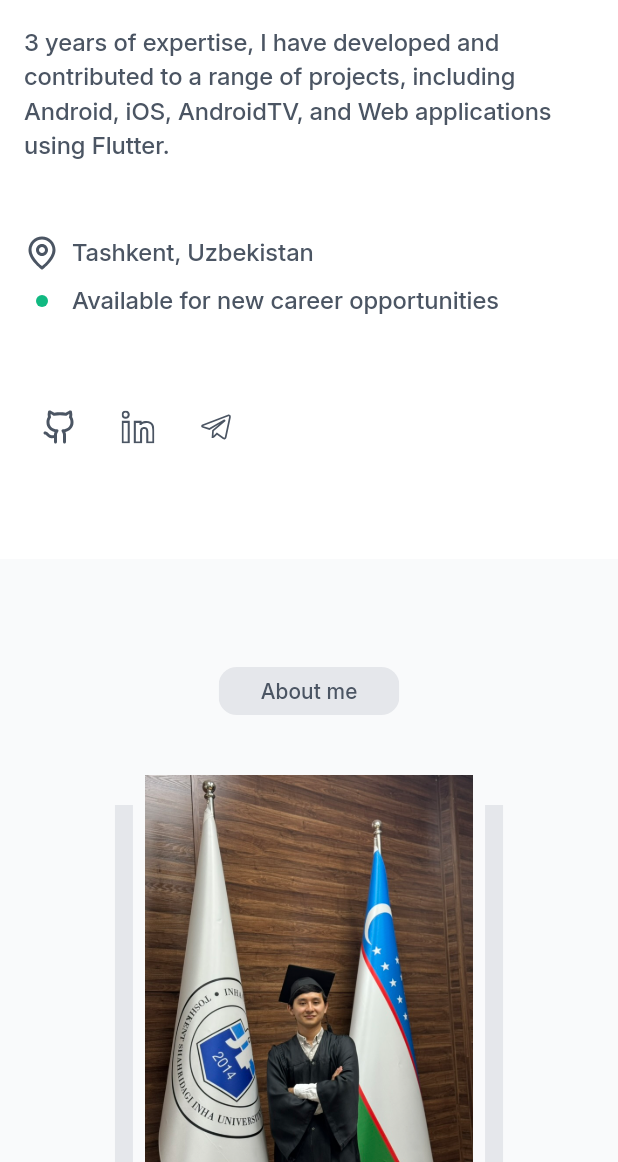
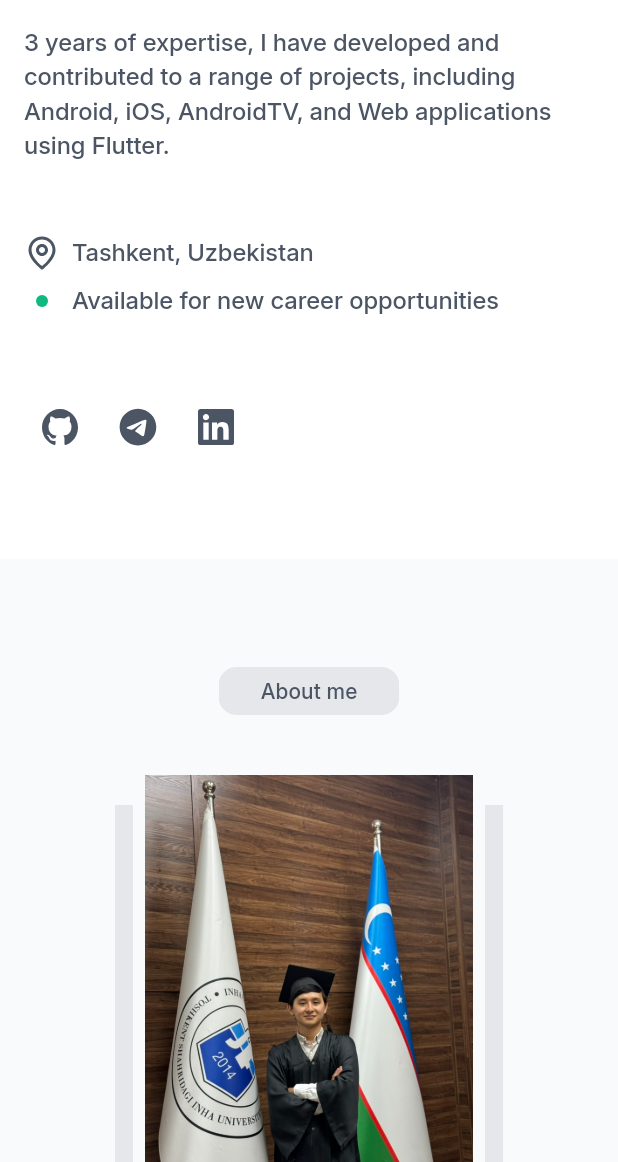
Before and after one commit to SardorbekAbdulabbozov/srdrbk, a Flutter app: the screen it shows after launch, scrolled down 576 dp, on a phone screen of 412 x 824 dp, the part 74-1236 px from its top. Run offline on Flutter 3.47's test engine with Material 3 defaults, Android fonts, the phone set to English and light mode, and no system bars; our stand-ins replace bloc, cloud_firestore, easy_localization, equatable, firebase_core, flutter_bloc and 6 more; missing offline and left inert: dart:html; accounts and stored records are empty; statements that could not run were skipped.

Commit message:
icon should be fixed 4

```diff
--- a/lib/main_page/presentation/mobile_view/sections/general_section.dart
+++ b/lib/main_page/presentation/mobile_view/sections/general_section.dart
@@ -180,7 +180,7 @@ class GeneralSection extends StatelessWidget {
                       },
                       icon: Center(
                         child: SvgPicture.asset(
-                          'assets/vectors/github.svg',
+                          'assets/vectors/github2.svg',
                           width: 24,
                           height: 24,
                           colorFilter: ColorFilter.mode(
@@ -196,37 +196,45 @@ class GeneralSection extends StatelessWidget {
                       padding: const EdgeInsets.symmetric(horizontal: 4),
                       child: IconButton(
                         onPressed: () {
-                          html.window.open(
-                            'https://www.linkedin.com/in/sardorbek-abdulabbozov/',
-                            "_blank",
-                          );
+                          html.window
+                              .open('https://t.me/abdulabbozov_s', "_blank");
                         },
                         icon: Center(
                           child: SvgPicture.asset(
-                            BaseFunctions.isDarkMode(context)
-                                ? 'assets/vectors/linkedin_dark.svg'
-                                : 'assets/vectors/linkedin_light.svg',
-                            width: 22,
-                            height: 22,
+                            'assets/vectors/telegram3.svg',
+                            width: 26,
+                            height: 26,
+                            colorFilter: ColorFilter.mode(
+                              BaseFunctions.isDarkMode(context)
+                                  ? AppColors.grayDark600
+                                  : AppColors.grayLight600,
+                              BlendMode.srcIn,
+                            ),
                           ),
                         ),
                       ),
                     ),
                     IconButton(
                       onPressed: () {
-                        html.window
-                            .open('https://t.me/abdulabbozov_s', "_blank");
+                        html.window.open(
+                          'https://www.linkedin.com/in/sardorbek-abdulabbozov/',
+                          "_blank",
+                        );
                       },
                       icon: Center(
                         child: SvgPicture.asset(
-                          BaseFunctions.isDarkMode(context)
-                              ? 'assets/vectors/telegram2_dark.svg'
-                              : 'assets/vectors/telegram2_light.svg',
-                          width: 24,
-                          height: 24,
+                          'assets/vectors/linkedin2.svg',
+                          width: 32,
+                          height: 32,
+                          colorFilter: ColorFilter.mode(
+                            BaseFunctions.isDarkMode(context)
+                                ? AppColors.grayDark600
+                                : AppColors.grayLight600,
+                            BlendMode.srcIn,
+                          ),
                         ),
                       ),
-                    )
+                    ),
                   ],
                 ),
               ],
```
Also changed, not shown: lib/main_page/presentation/desktop_view/sections/general_section.dart (+26 -18 lines), lib/main_page/presentation/desktop_view/sections/get_in_touch_section.dart (+24 -23 lines), lib/main_page/presentation/mobile_view/sections/get_in_touch_section.dart (+24 -23 lines), assets/vectors/github2.svg (added), assets/vectors/linkedin2.svg (added), assets/vectors/telegram3.svg (added).
